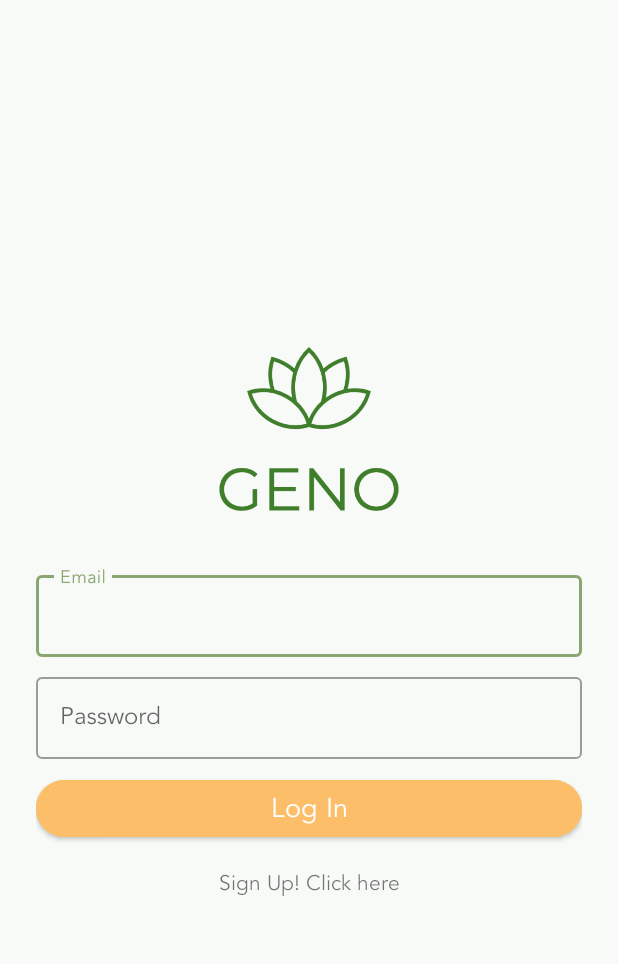
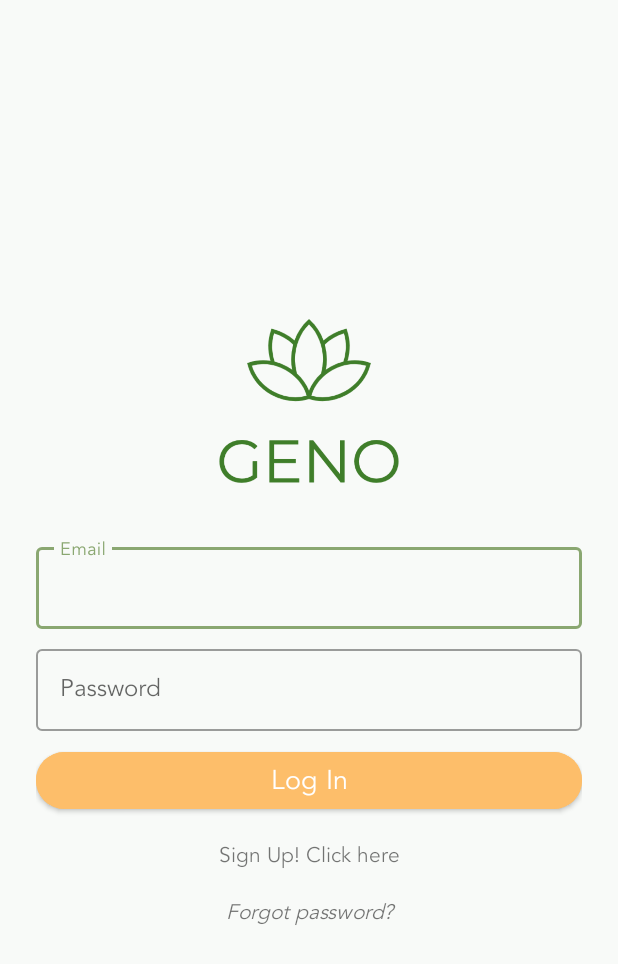
Before and after one commit to ganzorig/MeditationApp, an Android app: the screen it shows after launch (LoginActivity), on a phone screen of 412 x 824 dp. Shown: the top 964 px of the screen. Run offline under Robolectric (Android 15) with nearby library versions, the light colour scheme and no system bars; our stand-ins replace Firebase (no records; nobody signed in at launch, a user with empty details on screens opened directly).

Commit message:
Created forgot password link and new page. Closing #48 issue

```diff
--- a/app/src/main/AndroidManifest.xml
+++ b/app/src/main/AndroidManifest.xml
@@ -16,6 +16,9 @@
         android:theme="@style/Theme.MeditationApp">
         <activity
             android:name=".LoginAddUser"
+            android:exported="true" />
+        <activity
+            android:name=".LoginForgotPassword"
             android:exported="true" />
         <activity
             android:name=".ui.main.VideosView"
--- a/app/src/main/java/com/miu/meditationapp/LoginActivity.kt
+++ b/app/src/main/java/com/miu/meditationapp/LoginActivity.kt
@@ -17,6 +17,7 @@ class LoginActivity : AppCompatActivity() {
     lateinit var inputEmail: TextInputEditText
     lateinit var inputPassword: TextInputEditText
     lateinit var loginbutton:Button
+    lateinit var forgotbutton:TextView
     lateinit var registertv:TextView
     lateinit var loadingPB:ProgressBar
     lateinit var mAuth:FirebaseAuth
@@ -31,6 +32,7 @@ class LoginActivity : AppCompatActivity() {
 
         loginbutton = findViewById(R.id.btn_login)
         registertv = findViewById(R.id.registerTV)
+        forgotbutton = findViewById(R.id.forgotPassword)
         mAuth = FirebaseAuth.getInstance()
         loadingPB = findViewById(R.id.progressbar)
 
@@ -39,6 +41,10 @@ class LoginActivity : AppCompatActivity() {
         registertv.setOnClickListener() {
             startActivity(Intent(this, LoginAddUser::class.java))
         }
+        forgotbutton.setOnClickListener() {
+            startActivity(Intent(this, LoginForgotPassword::class.java))
+        }
+
         loginbutton.setOnClickListener() {
             val email:String = inputEmail.text.toString()
             val pwd:String = inputPassword.text.toString()
--- a/app/src/main/res/layout/activity_login.xml
+++ b/app/src/main/res/layout/activity_login.xml
@@ -79,6 +79,16 @@
             android:textAllCaps="false"
             android:text="@string/registerTV"
             android:gravity="center_horizontal" />
+        <TextView
+            android:id="@+id/forgotPassword"
+            android:layout_width="match_parent"
+            android:layout_height="wrap_content"
+            android:textAlignment="center"
+            android:layout_marginTop="20dp"
+            android:textStyle="italic"
+            android:textAllCaps="false"
+            android:text="@string/forgotPassword"
+            android:gravity="center_horizontal" />
         <ProgressBar
             android:id="@+id/progressbar"
             android:layout_width="30dp"
--- a/app/src/main/res/values/strings.xml
+++ b/app/src/main/res/values/strings.xml
@@ -21,6 +21,9 @@
     <string name="btn_login">Log In</string>
     <string name="idTVLogin">Already a User ? Login Here</string>
     <string name="registerTV">Sign Up! Click here</string>
+    <string name="forgotPassword">Forgot password?</string>
+    <string name="btn_forgotPassword">Request Password Change</string>
+    <string name="forgotPassword_desc">\n\n\nEnter the email associated with your GENO account.* \n\nAn email will be sent to you with instructions for resetting your password.*</string>
     <string name="breathing_desc">Breathing is the greatest pleasure in life.</string>
     <string name="meditation_desc">The act of meditation is being spacious.</string>
     <string name="str_times_meditate">times meditated</string>
```
Also changed, not shown: app/src/main/java/com/miu/meditationapp/LoginForgotPassword.kt (added, +29 -0 lines), app/src/main/res/layout/activity_login_forgot_password.xml (added, +92 -0 lines).
